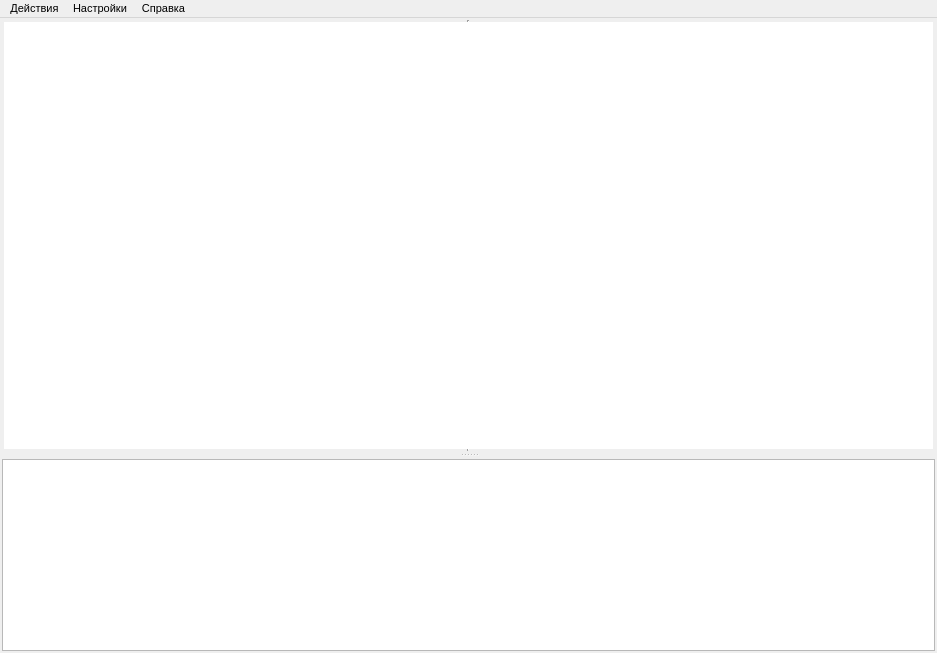
The window that usbip_gui/ui/mainwindow.ui (Feelinglight/usbip_userspace) describes before a commit, drawn with Qt 5.
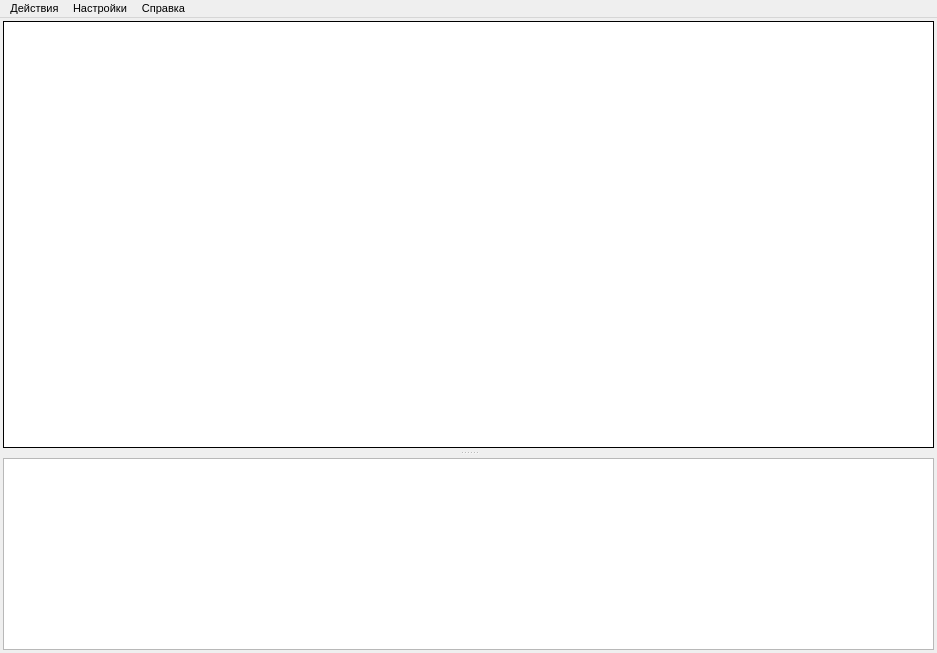
The same window after the commit. Icons and pictures are not drawn.

The edit to the form file:
```diff
--- a/usbip_gui/ui/mainwindow.ui
+++ b/usbip_gui/ui/mainwindow.ui
@@ -22,7 +22,13 @@
    <iconset>
     <normaloff>../main_icon.ico</normaloff>../main_icon.ico</iconset>
   </property>
+  <property name="styleSheet">
+   <string notr="true"/>
+  </property>
   <widget class="QWidget" name="centralwidget">
+   <property name="styleSheet">
+    <string notr="true"/>
+   </property>
    <layout class="QGridLayout" name="gridLayout_2">
     <property name="leftMargin">
      <number>0</number>
@@ -36,11 +42,23 @@
     <property name="bottomMargin">
      <number>0</number>
     </property>
+    <property name="spacing">
+     <number>0</number>
+    </property>
     <item row="0" column="0">
      <widget class="QSplitter" name="splitter">
+      <property name="styleSheet">
+       <string/>
+      </property>
+      <property name="lineWidth">
+       <number>1</number>
+      </property>
       <property name="orientation">
        <enum>Qt::Vertical</enum>
       </property>
+      <property name="handleWidth">
+       <number>4</number>
+      </property>
       <widget class="QFrame" name="frame_2">
        <property name="sizePolicy">
         <sizepolicy hsizetype="Preferred" vsizetype="Expanding">
@@ -48,6 +66,9 @@
          <verstretch>1</verstretch>
         </sizepolicy>
        </property>
+       <property name="styleSheet">
+        <string/>
+       </property>
        <property name="frameShape">
         <enum>QFrame::NoFrame</enum>
        </property>
@@ -56,28 +77,54 @@
        </property>
        <layout class="QGridLayout" name="gridLayout_3">
         <property name="leftMargin">
-         <number>2</number>
+         <number>3</number>
         </property>
         <property name="topMargin">
-         <number>2</number>
+         <number>3</number>
         </property>
         <property name="rightMargin">
-         <number>2</number>
+         <number>3</number>
         </property>
         <property name="bottomMargin">
-         <number>2</number>
+         <number>3</number>
         </property>
         <item row="0" column="0">
          <widget class="QTreeWidget" name="usb_tree_widget">
+          <property name="font">
+           <font>
+            <pointsize>13</pointsize>
+           </font>
+          </property>
           <property name="frameShape">
-           <enum>QFrame::VLine</enum>
+           <enum>QFrame::Box</enum>
+          </property>
+          <property name="frameShadow">
+           <enum>QFrame::Plain</enum>
+          </property>
+          <property name="lineWidth">
+           <number>1</number>
+          </property>
+          <property name="showDropIndicator" stdset="0">
+           <bool>true</bool>
+          </property>
+          <property name="iconSize">
+           <size>
+            <width>40</width>
+            <height>40</height>
+           </size>
+          </property>
+          <property name="indentation">
+           <number>40</number>
           </property>
           <property name="headerHidden">
            <bool>true</bool>
           </property>
+          <attribute name="headerVisible">
+           <bool>false</bool>
+          </attribute>
           <column>
            <property name="text">
-            <string notr="true">1</string>
+            <string>11</string>
            </property>
           </column>
          </widget>
@@ -85,6 +132,9 @@
        </layout>
       </widget>
       <widget class="QFrame" name="frame">
+       <property name="styleSheet">
+        <string/>
+       </property>
        <property name="frameShape">
         <enum>QFrame::NoFrame</enum>
        </property>
@@ -93,19 +143,23 @@
        </property>
        <layout class="QGridLayout" name="gridLayout">
         <property name="leftMargin">
-         <number>2</number>
+         <number>3</number>
         </property>
         <property name="topMargin">
-         <number>2</number>
+         <number>3</number>
         </property>
         <property name="rightMargin">
-         <number>2</number>
+         <number>3</number>
         </property>
         <property name="bottomMargin">
-         <number>2</number>
+         <number>3</number>
         </property>
         <item row="0" column="0">
-         <widget class="QTextEdit" name="log_text_edit"/>
+         <widget class="QTextEdit" name="log_text_edit">
+          <property name="styleSheet">
+           <string/>
+          </property>
+         </widget>
         </item>
        </layout>
       </widget>
```
Left out of the diff: 2 changed lines with no effect on the pictures.
